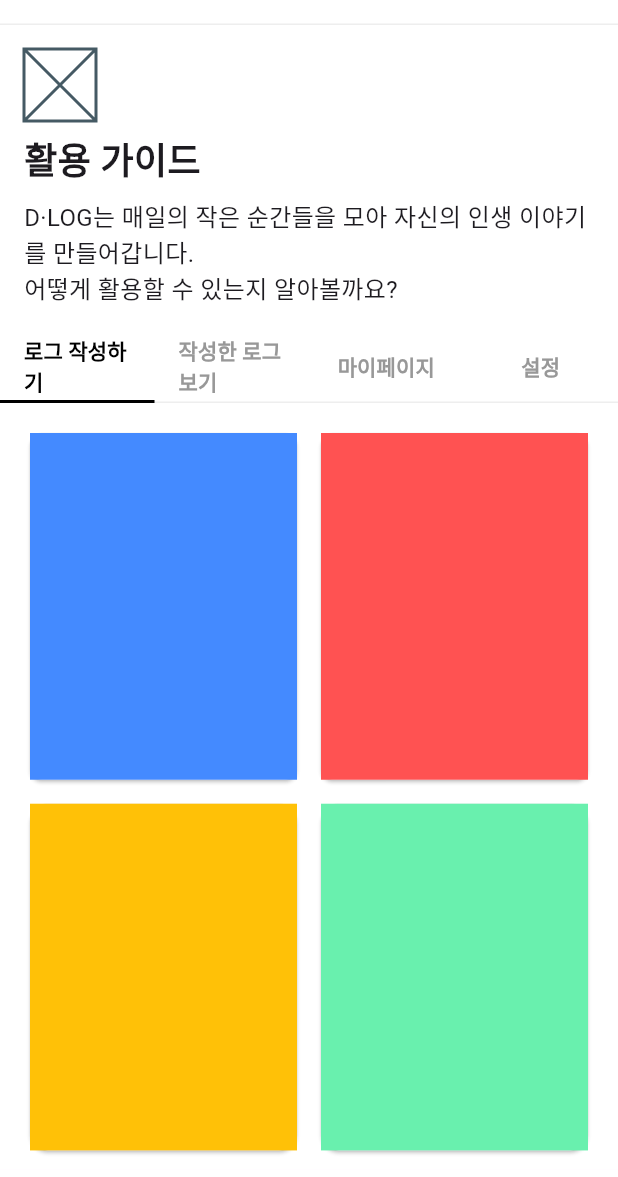
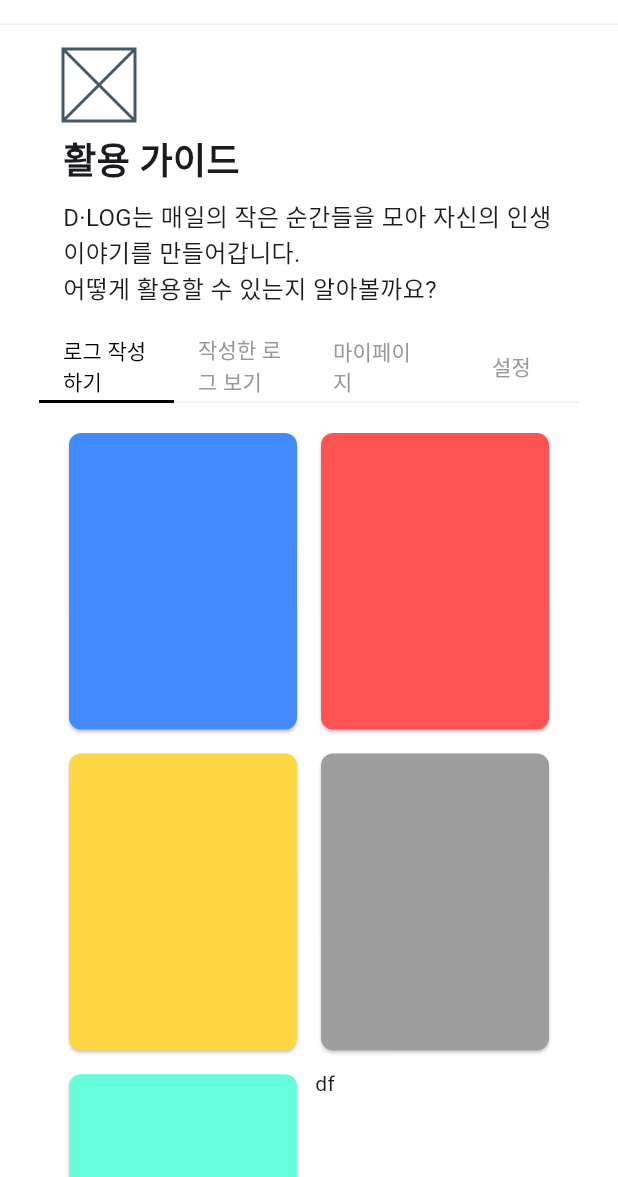
Before and after one commit to olleh365/web_240919_prototype, a Flutter app: the screen it shows after launch, on a phone screen of 412 x 824 dp, the part 59-1236 px from its top. Run offline on Flutter 3.47's test engine with Material 3 defaults, Android fonts, the phone set to English and light mode, and no system bars; our stand-ins replace get; Roboto replaces fonts that are missing (MyFontFamily).

Commit message:
수정44

```diff
--- a/lib/main.dart
+++ b/lib/main.dart
@@ -12,9 +12,12 @@ class MyApp extends StatelessWidget {
 
   @override
   Widget build(BuildContext context) {
+    double screenWidth = MediaQuery.of(context).size.width;
+
     return GetMaterialApp(
       title: 'DLOG | SOFTLUNCH',
       home: Scaffold(
+        backgroundColor: Colors.white,
         appBar: AppBar(
           scrolledUnderElevation: 0,
           backgroundColor: Colors.white,
@@ -34,27 +37,29 @@ class MyApp extends StatelessWidget {
               ],
             ),
           ),
-          shape: Border(
+          shape: const Border(
             bottom: BorderSide(
               color: Color(0xFFEEEEEE),
               width: 1,
             )
           ),
         ),
-        body: SingleChildScrollView(
-          child: SizedBox(
-            width: double.infinity,
-            child: Column(
-              mainAxisAlignment: MainAxisAlignment.start,
-              crossAxisAlignment: CrossAxisAlignment.center,
-              children: [
-                Section00(),
-                Section01(),
-                Section00(),
-              ],
+        body: ListView(
+          children: [
+            Center(
+              child: ConstrainedBox(
+                  constraints: const BoxConstraints(maxWidth: 360),
+                child: Section00(),
+              ),
             ),
-          ),
-        ),
+            Center(
+              child: ConstrainedBox(
+                constraints: const BoxConstraints(maxWidth: 360),
+                child: Section01(),
+              ),
+            ),
+          ],
+        )
       ),
     );
   }
--- a/lib/screens/section_01.dart
+++ b/lib/screens/section_01.dart
@@ -4,6 +4,7 @@ import 'tabview_00.dart';
 import 'tabview_01.dart';
 import 'tabview_02.dart';
 import 'tabview_03.dart';
+import 'package:web_240919_prototype/models/bannercard.dart';
 
 class Section01 extends StatelessWidget {
   const Section01({super.key});
@@ -16,35 +17,15 @@ class Section01 extends StatelessWidget {
     const tabTextStyle = TextStyle(
       fontFamily: 'MyFontFamily',
       fontSize: 14,
-      fontWeight: FontWeight.w600,
+      fontWeight: FontWeight.w500,
     );
 
-    double tabBarViewHeight;
-    if (screenWidth < 300) {
-      tabBarViewHeight = screenHeight * 0.45;
-    } else if (screenWidth < 350) {
-      tabBarViewHeight = screenHeight * 0.47;
-    } else if (screenWidth < 400) {
-      tabBarViewHeight = screenHeight * 0.56;
-    } else if (screenWidth < 450) {
-      tabBarViewHeight = screenHeight * 0.62;
-    } else if (screenWidth < 500) {
-      tabBarViewHeight = screenHeight * 0.7;
-    } else if (screenWidth < 580) {
-      tabBarViewHeight = screenHeight * 0.83;
-    } else {
-      tabBarViewHeight = screenHeight;
-    }
-
     return Container(
-        width: screenWidth,
         color: Colors.white,
         child: Column(
           crossAxisAlignment: CrossAxisAlignment.center,
           children: [
-            SizedBox(
-              width: 600,
-              child: DefaultTabController(
+            DefaultTabController(
                 length: 4,
                 child: Column(
                   children: [
@@ -63,21 +44,49 @@ class Section01 extends StatelessWidget {
                       // splashFactory: NoSplash.splashFactory,
                     ),
                     SizedBox(
-                      height: tabBarViewHeight,
-                        child: TabBarView(
-                          children:[
-                            Tabview00(),
-                            Tabview01(),
-                            Tabview02(),
-                            Tabview03(),
-                          ]
-                      )
-                    )
+                      height: 1000,
+                      child: TabBarView(
+                        physics: NeverScrollableScrollPhysics(),
+                        children: [
+                          Tabview00(),
+                          _buildWrapView(3),
+                          _buildWrapView(14),
+                          Tabview03(),
+                        ],
+                      ),
+                    ),
                   ],
                 )
               ),
-            )
           ],
         ));
   }
 }
+
+Widget _buildWrapView(int itemCount) {
+  List<String> bannerImages = List.generate(
+    itemCount,
+        (index) => 'assets/img/test/banner0$index.jpg',
+  );
+
+  return Padding(
+    padding: const EdgeInsets.all(16),
+    child: Wrap(
+      spacing: 16,
+      runSpacing: 16,
+      children: List.generate(itemCount, (index) {
+        return SizedBox(
+          width: 154,
+          height: 200,
+          child: BannerCard(
+            imagePath: bannerImages[index],
+            title: 'Banner $index',
+            onTap: () {
+              // Get.to(() => TargetPage());
+            },
+          ),
+        );
+      }),
+    ),
+  );
+}
--- a/lib/screens/tabview_00.dart
+++ b/lib/screens/tabview_00.dart
@@ -9,55 +9,57 @@ class Tabview00 extends StatelessWidget{
     double screenWidth = MediaQuery.of(context).size.width;
     double screenHeight = MediaQuery.of(context).size.height;
 
-    return Container(
-        child: GridView(
+    return GridView.count(
       physics: NeverScrollableScrollPhysics(),
-          gridDelegate: SliverGridDelegateWithFixedCrossAxisCount(
       crossAxisCount: 2,
       mainAxisSpacing: 8.0,
       crossAxisSpacing: 8.0,
       childAspectRatio: 7/9,
-          ),
       padding: EdgeInsets.all(16.0),
       children: [
         Card(
           shape: RoundedRectangleBorder(
             borderRadius: BorderRadius.circular(8.0),
           ),
+          color: Colors.blueAccent,
           child: Container(
-                color: Colors.blueAccent,
           ),
         ),
         Card(
           shape: RoundedRectangleBorder(
             borderRadius: BorderRadius.circular(8.0),
           ),
+          color: Colors.redAccent,
           child: Container(
-                color: Colors.redAccent,
           ),
         ),
         Card(
+          shape: RoundedRectangleBorder(
+            borderRadius: BorderRadius.circular(8.0),
+          ),
+          color: Colors.amberAccent,
           child: Container(
-                color: Colors.amber,
+          ),
+        ),Card(
+          shape: RoundedRectangleBorder(
+            borderRadius: BorderRadius.circular(8.0),
+          ),
+          color: Colors.grey,
+          child: Container(
+          ),
+        ),Card(
+          shape: RoundedRectangleBorder(
+            borderRadius: BorderRadius.circular(8.0),
+          ),
+          color: Colors.tealAccent,
+          child: Container(
           ),
         ),
-            Card(
-              child: Container(
-                color: Colors.greenAccent,
-              ),
-            ),
-            Card(
-              child: Container(
-                color: Colors.red,
-              ),
-            ),
-            Card(
-              child: Container(
-                color: Colors.greenAccent,
-              ),
-            ),
+        SizedBox(
+          height: 100,
+          child: Text('df'),
+        )
       ],
-        )
     );
   }
 }
--- a/pubspec.yaml
+++ b/pubspec.yaml
@@ -60,6 +60,8 @@ flutter:
   # the material Icons class.
   uses-material-design: true
 
+  assets:
+    - assets/img/test/
   fonts:
     - family: MyFontFamily
       fonts:
```
Also changed, not shown: lib/models/bannercard.dart (+70 -0 lines). Lines whose indentation alone changed are shown as unchanged.
